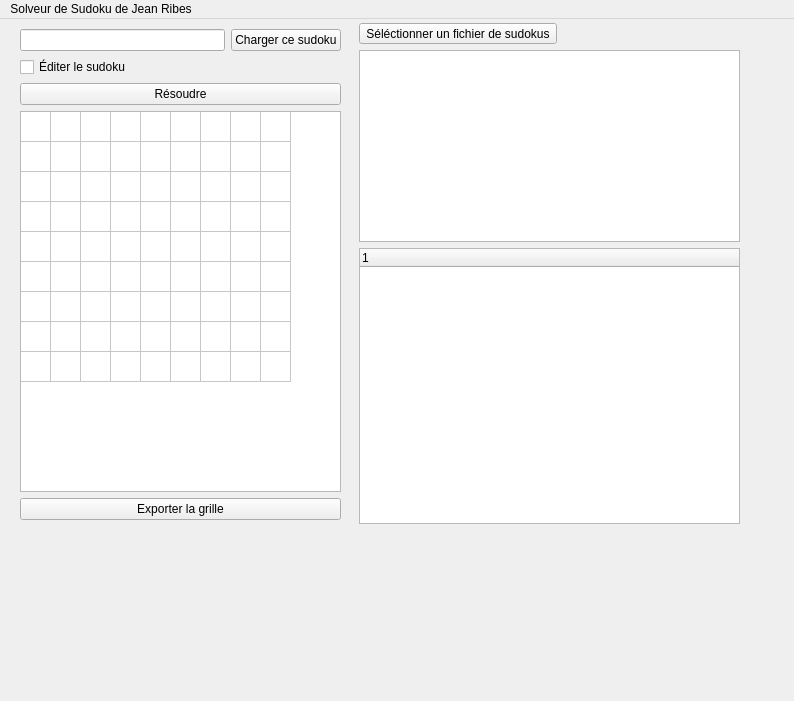
First picture: the form in qtcreator-ui/SudokuSolver/mainwindow.ui, repository JeanRibes/PIT_sudoku_Jean_Ribes, before the edit.
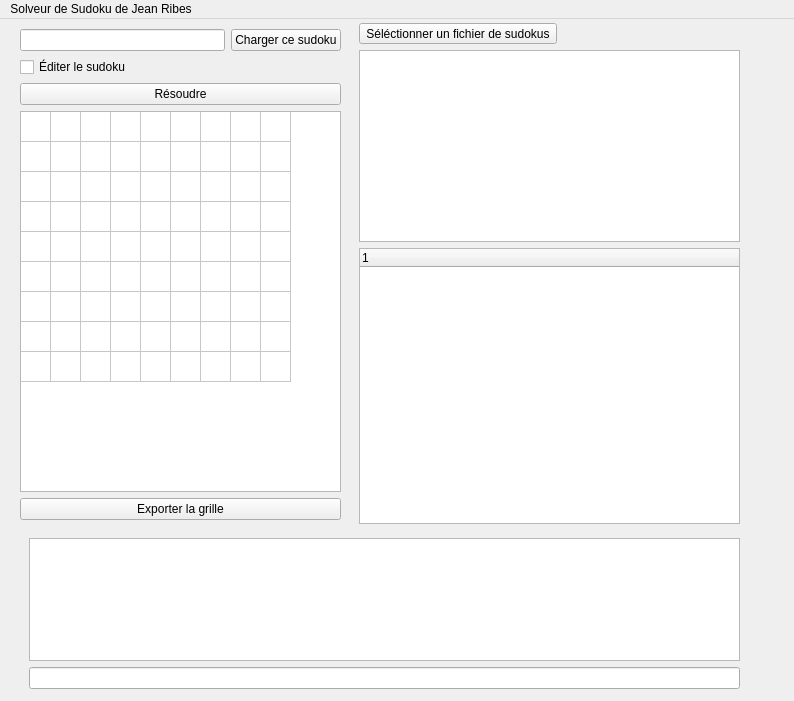
Second picture: the form after the edit.

Commit message: interpréteur inutile, classe pour la grille GUI

Diff of the .ui file:
```diff
--- a/qtcreator-ui/SudokuSolver/mainwindow.ui
+++ b/qtcreator-ui/SudokuSolver/mainwindow.ui
@@ -181,6 +181,40 @@
      </item>
     </layout>
    </widget>
+   <widget class="QWidget" name="verticalLayoutWidget_3">
+    <property name="geometry">
+     <rect>
+      <x>29</x>
+      <y>519</y>
+      <width>711</width>
+      <height>151</height>
+     </rect>
+    </property>
+    <layout class="QVBoxLayout" name="verticalLayout_3">
+     <item>
+      <widget class="QPlainTextEdit" name="out_box">
+       <property name="enabled">
+        <bool>true</bool>
+       </property>
+       <property name="cursor" stdset="0">
+        <cursorShape>ForbiddenCursor</cursorShape>
+       </property>
+       <property name="focusPolicy">
+        <enum>Qt::NoFocus</enum>
+       </property>
+       <property name="readOnly">
+        <bool>true</bool>
+       </property>
+       <property name="centerOnScroll">
+        <bool>true</bool>
+       </property>
+      </widget>
+     </item>
+     <item>
+      <widget class="QLineEdit" name="in_box"/>
+     </item>
+    </layout>
+   </widget>
   </widget>
   <widget class="QMenuBar" name="menubar">
    <property name="geometry">
```
The commit also changes 5 other files.
